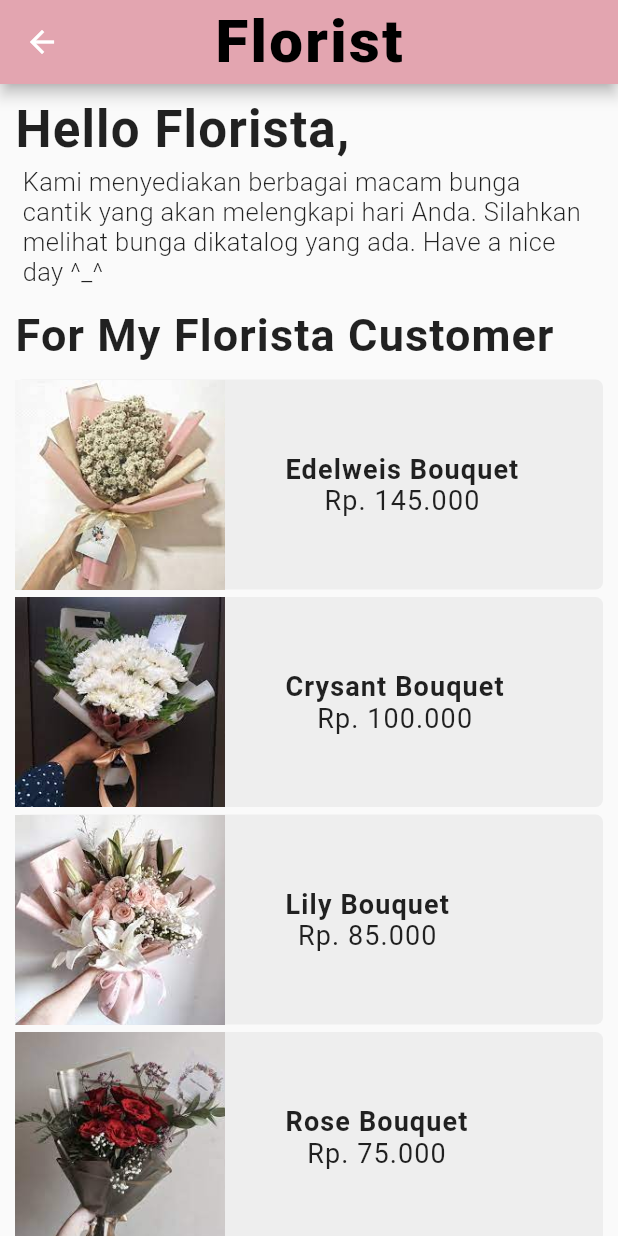
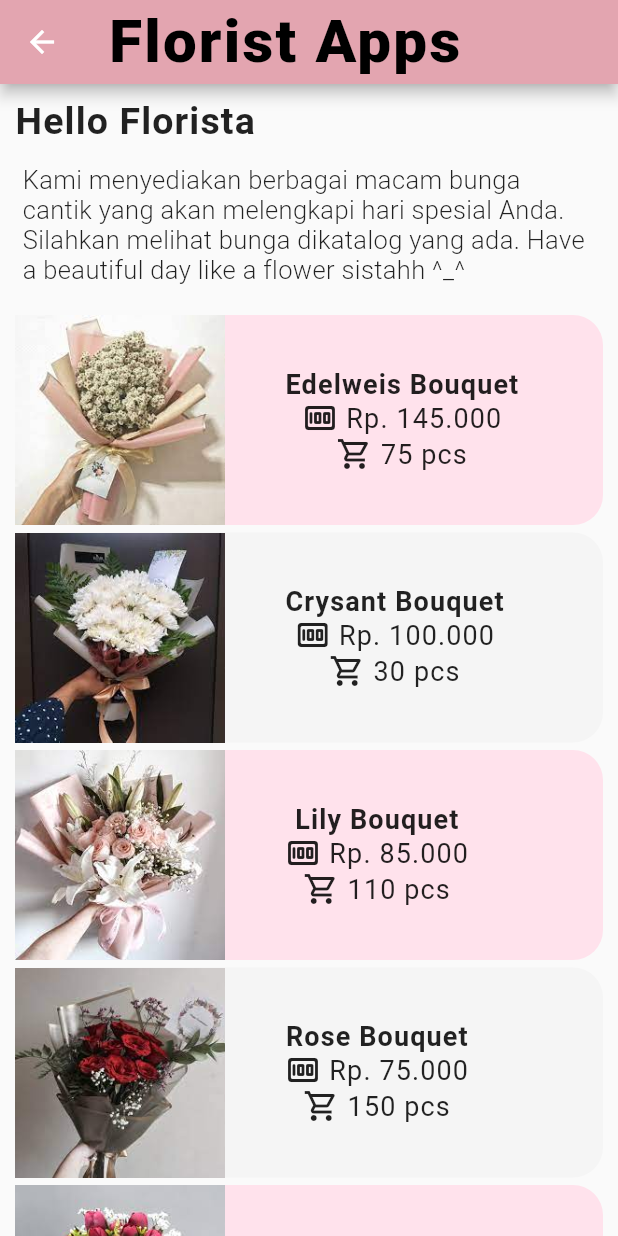
Before and after one commit to tria21/dicoding, a Flutter app: the screen it shows after launch, after a tap on "Login", on a phone screen of 412 x 824 dp. Run offline on Flutter 3.47's test engine with Material 2 defaults, Android fonts, the light colour scheme and no system bars.

Commit message:
perbaikan UI

```diff
--- a/lib/dashboard.dart
+++ b/lib/dashboard.dart
@@ -2,7 +2,6 @@ import 'package:flutter/material.dart';
 
 class Dashboard extends StatelessWidget {
   final String userid;
-
   Dashboard(this.userid);
 
   @override
@@ -10,7 +9,7 @@ class Dashboard extends StatelessWidget {
     return Scaffold(
       appBar: AppBar(
         title: Text(
-          'Florist',
+          'Florist Apps',
           style: TextStyle(
             fontSize: 40,
             color: Colors.black,
@@ -19,7 +18,6 @@ class Dashboard extends StatelessWidget {
           ),
         ),
         backgroundColor: Color(0xFFe3a5b0),
-        centerTitle: true,
       ),
       body: SingleChildScrollView(
         padding: EdgeInsets.fromLTRB(10, 0, 10, 0),
@@ -32,47 +30,36 @@ class Dashboard extends StatelessWidget {
                 crossAxisAlignment: CrossAxisAlignment.start,
                 children: [
                   Text(
-                    "Hello Florista, " + userid,
+                    "Hello Florista " + userid,
                     style: TextStyle(
                         fontWeight: FontWeight.w600,
-                        fontSize: 34,
+                        fontSize: 25,
                         letterSpacing: 0.75),
+                  ),
+                  SizedBox(
+              height: 10,
             ),
                   Container(
                     padding: EdgeInsets.all(5),
-                    // decoration: BoxDecoration(
-                    //   color: Colors.grey[100],
-                    //   borderRadius: BorderRadius.circular(5),
-                    // ),
                     child: Text(
-                      "Kami menyediakan berbagai macam bunga cantik yang akan melengkapi hari Anda. Silahkan melihat bunga dikatalog yang ada. Have a nice day ^_^",
+                      "Kami menyediakan berbagai macam bunga cantik yang akan melengkapi hari spesial Anda. Silahkan melihat bunga dikatalog yang ada. Have a beautiful day like a flower sistahh ^_^",
                       style: TextStyle(
                           fontWeight: FontWeight.w300,
                           fontSize: 17,
                           letterSpacing: 0.25),
                     ),
                   ),
-                  Container(
-                    padding: EdgeInsets.only(top: 10),
-                    child: Text(
-                      "For My Florista Customer",
-                      style: TextStyle(
-                          fontWeight: FontWeight.w600,
-                          fontSize: 30,
-                          letterSpacing: 0.75),
-                    ),
-                  ),
                 ],
               ),
             ),
             SizedBox(
-              height: 2,
+              height: 5,
             ),
             Column(children: [
               Container(
                 decoration: BoxDecoration(
-                  color: Colors.grey[200],
-                  borderRadius: BorderRadius.circular(5),
+                  color: Color(0xFFFFE2EC),
+                  borderRadius: BorderRadius.circular(20),
                 ),
                 child: Row(
                   children: [
@@ -91,13 +78,35 @@ class Dashboard extends StatelessWidget {
                                   fontSize: 18,
                                   letterSpacing: 0.75),
                             ),
+                            Row(
+                              children: [
+                                Icon(
+                                  Icons.money_rounded,
+                                ),
                                 Text(
-                              "Rp. 145.000",
+                                  " Rp. 145.000",
                                   style: TextStyle(
                                     fontWeight: FontWeight.w400,
                                     fontSize: 18,
                                     letterSpacing: 0.75,
                                   ),
+                                ),
+                              ],
+                            ),
+                            Row(
+                              children: [
+                                Icon(
+                                  Icons.shopping_cart_outlined,
+                                ),
+                                Text(
+                              " 75 pcs",
+                              style: TextStyle(
+                                fontWeight: FontWeight.w400,
+                                fontSize: 18,
+                                letterSpacing: 0.75,
+                              ),
+                            ),
+                              ],
                             ),
                           ],
                         )),
@@ -109,8 +118,8 @@ class Dashboard extends StatelessWidget {
               ),
               Container(
                 decoration: BoxDecoration(
-                  color: Colors.grey[200],
-                  borderRadius: BorderRadius.circular(5),
+                  color: Colors.grey[100],
+                  borderRadius: BorderRadius.circular(20),
                 ),
                 child: Row(
                   children: [
@@ -129,13 +138,35 @@ class Dashboard extends StatelessWidget {
                                 fontSize: 18,
                                 letterSpacing: 0.75),
                           ),
+                          Row(
+                              children: [
+                                Icon(
+                                  Icons.money_rounded,
+                                ),
                                 Text(
-                            "Rp. 100.000",
+                                  " Rp. 100.000",
                                   style: TextStyle(
                                     fontWeight: FontWeight.w400,
                                     fontSize: 18,
                                     letterSpacing: 0.75,
                                   ),
+                                ),
+                              ],
+                            ),
+                            Row(
+                              children: [
+                                Icon(
+                                  Icons.shopping_cart_outlined,
+                                ),
+                                Text(
+                              " 30 pcs",
+                              style: TextStyle(
+                                fontWeight: FontWeight.w400,
+                                fontSize: 18,
+                                letterSpacing: 0.75,
+                              ),
+                            ),
+                              ],
                             ),
                         ],
                       ),
@@ -148,8 +179,8 @@ class Dashboard extends StatelessWidget {
               ),
               Container(
                 decoration: BoxDecoration(
-                  color: Colors.grey[200],
-                  borderRadius: BorderRadius.circular(5),
+                  color: Color(0xFFFFE2EC),
+                  borderRadius: BorderRadius.circular(20),
                 ),
                 child: Row(
                   children: [
@@ -168,13 +199,35 @@ class Dashboard extends StatelessWidget {
                                   fontSize: 18,
                                   letterSpacing: 0.75),
                             ),
+                            Row(
+                              children: [
+                                Icon(
+                                  Icons.money_rounded,
+                                ),
                                 Text(
-                              "Rp. 85.000",
+                                  " Rp. 85.000",
                                   style: TextStyle(
                                     fontWeight: FontWeight.w400,
                                     fontSize: 18,
                                     letterSpacing: 0.75,
                                   ),
+                                ),
+                              ],
+                            ),
+                            Row(
+                              children: [
+                                Icon(
+                                  Icons.shopping_cart_outlined,
+                                ),
+                                Text(
+                              " 110 pcs",
+                              style: TextStyle(
+                                fontWeight: FontWeight.w400,
+                                fontSize: 18,
+                                letterSpacing: 0.75,
+                              ),
+                            ),
+                              ],
                             ),
                           ],
                         )),
@@ -186,8 +239,8 @@ class Dashboard extends StatelessWidget {
               ),
               Container(
                 decoration: BoxDecoration(
-                  color: Colors.grey[200],
-                  borderRadius: BorderRadius.circular(5),
+                  color: Colors.grey[100],
+                  borderRadius: BorderRadius.circular(20),
                 ),
                 child: Row(
                   children: [
@@ -206,13 +259,35 @@ class Dashboard extends StatelessWidget {
                                 fontSize: 18,
                                 letterSpacing: 0.75),
                           ),
+                          Row(
+                              children: [
+                                Icon(
+                                  Icons.money_rounded,
+                                ),
                                 Text(
-                            "Rp. 75.000",
+                                  " Rp. 75.000",
                                   style: TextStyle(
                                     fontWeight: FontWeight.w400,
                                     fontSize: 18,
                                     letterSpacing: 0.75,
                                   ),
+                                ),
+                              ],
+                            ),
+                            Row(
+                              children: [
+                                Icon(
+                                  Icons.shopping_cart_outlined,
+                                ),
+                                Text(
+                              " 150 pcs",
+                              style: TextStyle(
+                                fontWeight: FontWeight.w400,
+                                fontSize: 18,
+                                letterSpacing: 0.75,
+                              ),
+                            ),
+                              ],
                             ),
                         ],
                       ),
@@ -225,8 +300,8 @@ class Dashboard extends StatelessWidget {
               ),
               Container(
                 decoration: BoxDecoration(
-                  color: Colors.grey[200],
-                  borderRadius: BorderRadius.circular(5),
+                  color: Color(0xFFFFE2EC),
+                  borderRadius: BorderRadius.circular(20),
                 ),
                 child: Row(
                   children: [
@@ -245,13 +320,35 @@ class Dashboard extends StatelessWidget {
                                 fontSize: 18,
                                 letterSpacing: 0.75),
                           ),
+                          Row(
+                              children: [
+                                Icon(
+                                  Icons.money_rounded,
+                                ),
                                 Text(
-                            "Rp. 55.000",
+                                  " Rp. 65.000",
                                   style: TextStyle(
                                     fontWeight: FontWeight.w400,
                                     fontSize: 18,
                                     letterSpacing: 0.75,
                                   ),
+                                ),
+                              ],
+                            ),
+                            Row(
+                              children: [
+                                Icon(
+                                  Icons.shopping_cart_outlined,
+                                ),
+                                Text(
+                              " 94 pcs",
+                              style: TextStyle(
+                                fontWeight: FontWeight.w400,
+                                fontSize: 18,
+                                letterSpacing: 0.75,
+                              ),
+                            ),
+                              ],
                             ),
                         ],
                       ),
--- a/lib/login.dart
+++ b/lib/login.dart
@@ -36,21 +36,26 @@ class _LoginPageState extends State<LoginPage> {
           Row(
             children: <Widget>[
               Text(
-                "Florist",
+                "Welcome Florista",
                 style: TextStyle(
-                  fontSize: 48,
+                  fontSize: 45,
                   fontWeight: FontWeight.w900,
                   letterSpacing: 1.5,
                 ),
               ),
             ],
           ),
-          // Tulisan Welcome back
+          SizedBox(
+              height: 5,
+            ),
           Text(
-            "Welcome back",
+            "Please Login!",
             style: TextStyle(
                 fontWeight: FontWeight.w300, fontSize: 36, letterSpacing: 5),
           ),
+          SizedBox(
+              height: 5,
+            ),
         ],
       ),
     );
@@ -64,9 +69,9 @@ class _LoginPageState extends State<LoginPage> {
           //membuuat form user
           child: TextFormField(
             decoration: InputDecoration(
-              labelText: "Enter Username",
+              labelText: "Username",
               enabledBorder: OutlineInputBorder(
-                borderRadius: BorderRadius.circular(10.0),
+                borderRadius: BorderRadius.circular(25.0),
               ),
             ),
             onChanged: (String value) {
@@ -83,9 +88,9 @@ class _LoginPageState extends State<LoginPage> {
             obscureText: true,
             controller: passwordController,
             decoration: InputDecoration(
-              labelText: "Enter Password",
+              labelText: "Password",
               enabledBorder: OutlineInputBorder(
-                borderRadius: BorderRadius.circular(10.0),
+                borderRadius: BorderRadius.circular(25.0),
               ),
             ),
             // The validator receives the text that the user has entered.
@@ -119,7 +124,7 @@ class _LoginPageState extends State<LoginPage> {
           style: TextStyle(fontSize: 20, color: Colors.black),
         ),
         shape: RoundedRectangleBorder(
-          borderRadius: BorderRadius.circular(8),
+          borderRadius: BorderRadius.circular(25),
         ),
         color: Color(0xFFFFC0CB),
         elevation: 0,
```
Lines whose indentation alone changed are shown as unchanged.
